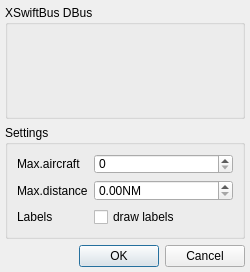
This is src/plugins/simulator/xplaneconfig/simulatorxplaneconfigwindow.ui in swift-project/pilotclient as Qt 5 draws it before an edit. The edited form follows.
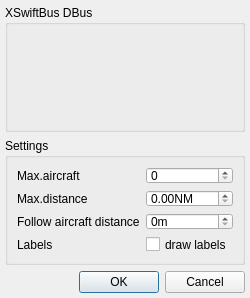
This is the edited form. Custom widgets are drawn as their Qt base class.

Commit message: Ref T709, added "follow aircraft distance" and timestamp, removed old settings

What changed in the file:
```diff
--- a/src/plugins/simulator/xplaneconfig/simulatorxplaneconfigwindow.ui
+++ b/src/plugins/simulator/xplaneconfig/simulatorxplaneconfigwindow.ui
@@ -7,7 +7,7 @@
     <x>0</x>
     <y>0</y>
     <width>250</width>
-    <height>272</height>
+    <height>298</height>
    </rect>
   </property>
   <property name="minimumSize">
@@ -113,20 +113,37 @@
         </property>
        </widget>
       </item>
-      <item row="3" column="0">
+      <item row="4" column="0">
        <widget class="QLabel" name="lbl_Labels">
         <property name="text">
          <string>Labels</string>
         </property>
        </widget>
       </item>
-      <item row="3" column="1">
+      <item row="4" column="1">
        <widget class="QCheckBox" name="cb_DrawLabels">
         <property name="text">
          <string>draw labels</string>
         </property>
        </widget>
       </item>
+      <item row="3" column="0">
+       <widget class="QLabel" name="lbl_FollowAircraftDistance">
+        <property name="text">
+         <string>Follow aircraft distance</string>
+        </property>
+       </widget>
+      </item>
+      <item row="3" column="1">
+       <widget class="QSpinBox" name="sb_FollowAircraftDistanceM">
+        <property name="suffix">
+         <string>m</string>
+        </property>
+        <property name="maximum">
+         <number>300</number>
+        </property>
+       </widget>
+      </item>
      </layout>
     </widget>
    </item>
```
Left out of the diff: 1 changed line with no effect on the pictures. The commit also changes 7 other files.
